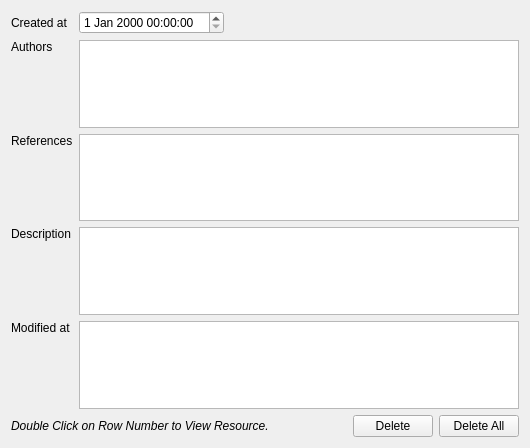
Qt form copasi/MIRIAMUI/CQMiriamWidget.ui (copasi/COPASI) before a commit.
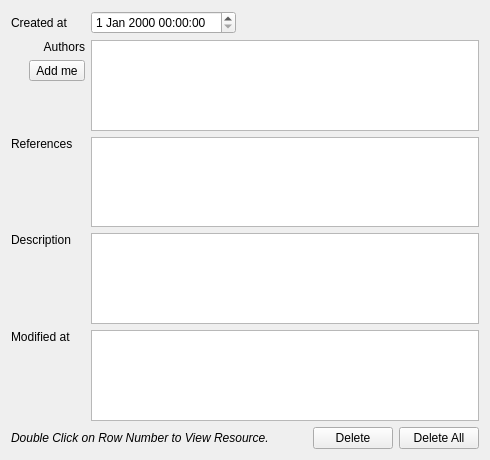
The same form after that commit. Custom widgets are drawn as their Qt base class.

The edit to the form file:
```diff
--- a/copasi/MIRIAMUI/CQMiriamWidget.ui
+++ b/copasi/MIRIAMUI/CQMiriamWidget.ui
@@ -27,14 +27,14 @@
    <rect>
     <x>0</x>
     <y>0</y>
-    <width>530</width>
-    <height>448</height>
+    <width>490</width>
+    <height>460</height>
    </rect>
   </property>
   <property name="caption" stdset="0">
    <string>MIRIAM Annotation</string>
   </property>
-  <layout class="QGridLayout" name="gridLayout">
+  <layout class="QFormLayout" name="formLayout">
    <item row="0" column="0">
     <widget class="QLabel" name="mpLblCreated">
      <property name="text">
@@ -69,17 +69,61 @@
     </layout>
    </item>
    <item row="1" column="0">
+    <layout class="QVBoxLayout" name="verticalLayout">
+     <item>
     <widget class="QLabel" name="mpLblAuthors">
      <property name="text">
       <string>Authors</string>
      </property>
      <property name="alignment">
-      <set>Qt::AlignTop</set>
+        <set>Qt::AlignRight|Qt::AlignTop|Qt::AlignTrailing</set>
      </property>
      <property name="wordWrap">
       <bool>false</bool>
      </property>
     </widget>
+     </item>
+     <item>
+      <layout class="QHBoxLayout" name="horizontalLayout_2">
+       <item>
+        <spacer name="horizontalSpacer">
+         <property name="orientation">
+          <enum>Qt::Horizontal</enum>
+         </property>
+         <property name="sizeHint" stdset="0">
+          <size>
+           <width>18</width>
+           <height>20</height>
+          </size>
+         </property>
+        </spacer>
+       </item>
+       <item>
+        <widget class="QToolButton" name="mpBtnAddMe">
+         <property name="toolTip">
+          <string extracomment="Add current user if defined in the preferences to the list of authors"/>
+         </property>
+         <property name="text">
+          <string>Add me</string>
+         </property>
+        </widget>
+       </item>
+      </layout>
+     </item>
+     <item>
+      <spacer name="verticalSpacer">
+       <property name="orientation">
+        <enum>Qt::Vertical</enum>
+       </property>
+       <property name="sizeHint" stdset="0">
+        <size>
+         <width>20</width>
+         <height>13</height>
+        </size>
+       </property>
+      </spacer>
+     </item>
+    </layout>
    </item>
    <item row="1" column="1">
     <widget class="CQTableView" name="mpTblAuthors">
```
Left out of the diff: 18 changed lines with no effect on the pictures. Lines whose indentation alone changed are shown as unchanged.
